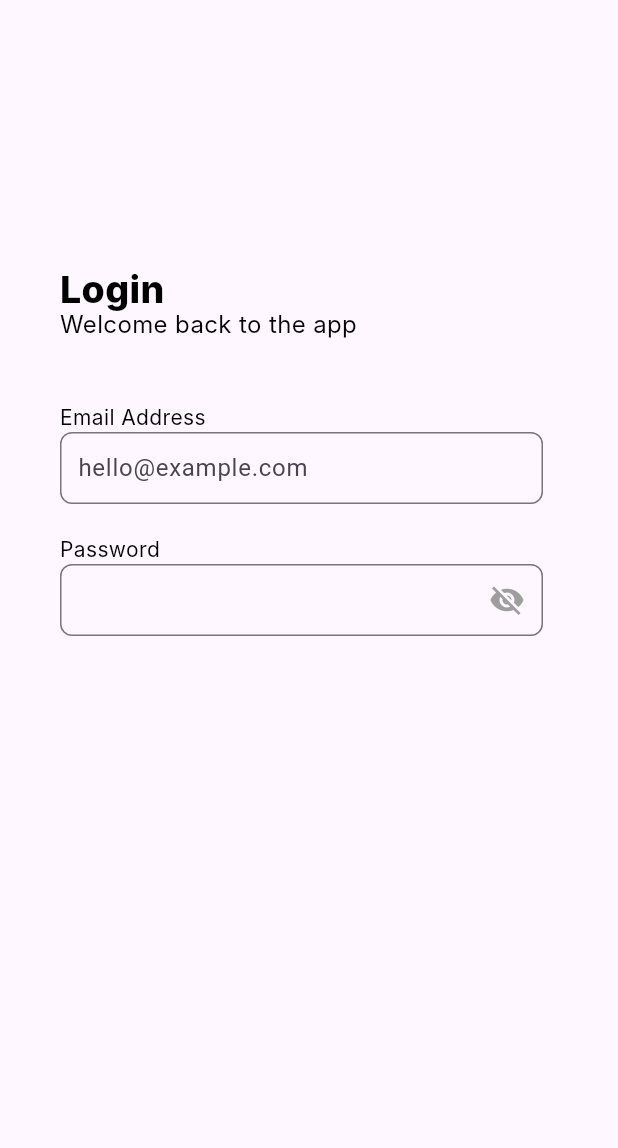
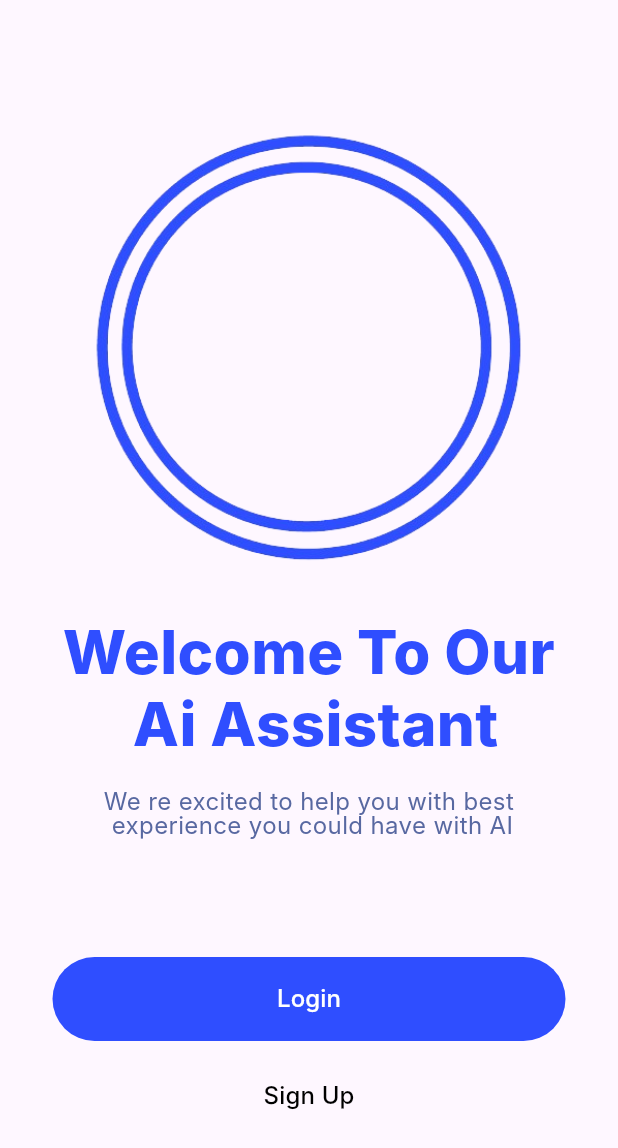
Before and after one commit to anashatem46/Ai-Assistant, a Flutter app: the screen it shows after launch, on a phone screen of 412 x 824 dp. Shown: the top 1148 px of the screen. Run offline on Flutter 3.47's test engine with Material 3 defaults, Android fonts, the phone set to English and light mode, and no system bars; our stand-ins replace google_fonts; Roboto replaces fonts that are missing (Inter).

Commit message:
2nd Day of work -Add sign and login and routes for 3  page

```diff
--- a/lib/login/login.dart
+++ b/lib/login/homePage.dart
@@ -1,16 +1,20 @@
 import 'package:flutter/material.dart';
 import 'package:google_fonts/google_fonts.dart';
+import 'package:ai_assis/login/loginPage.dart';
+import 'package:ai_assis/login/signUp.dart';
 
-class MyApp extends StatelessWidget {
+
+class homePage extends StatelessWidget {
+  const homePage({super.key});
+
   void onPressed() {
     print('Button Pressed');
   }
 
   @override
   Widget build(BuildContext context) {
-    return MaterialApp(
-      title: 'Flutter Demo',
-      home: Scaffold(
+    return Scaffold(
+
         body: Container(
             child: Column(
           children: [
@@ -60,7 +64,11 @@
               ),
             ),
             MaterialButton(
-              onPressed: onPressed,
+              onPressed: (){
+                print('Button Pressed');
+                Navigator.of(context).push(MaterialPageRoute(builder: (context) => loginPage()));
+
+              },
               child: Container(
                 width: 342,
                 height: 56,
@@ -96,12 +104,38 @@
               ),
             ),
             MaterialButton(
-              onPressed: onPressed,
-              child: Text('Sign Up'),
+              onPressed: () {
+                print('Button pressed!'); // Add this line
+                Navigator.of(context).push(MaterialPageRoute(builder: (context) => signUp()));
+              },
+              child:
+              Container(
+
+
+
+
+
+
+
+                padding:
+                const EdgeInsets.symmetric(horizontal: 12, vertical: 16),
+                alignment: Alignment.center,
+                margin:  EdgeInsets.only(
+                  top: 20,
+                ),
+                child:
+              const Text('Sign Up',style: TextStyle(
+              color: Colors.black,
+                  fontSize: 16,
+                  fontFamily: 'Inter',
+                  fontWeight: FontWeight.w500,
+                  height: 0.06,
+              ),),
+            ),
             ),
           ],
         )),
-      ),
-    );
+        );
+
   }
 }
--- a/lib/main.dart
+++ b/lib/main.dart
@@ -1,160 +1,22 @@
 import 'package:flutter/material.dart';
 import 'package:google_fonts/google_fonts.dart';
+import 'package:ai_assis/login/loginPage.dart';
+import 'package:ai_assis/login/homePage.dart';
 
 void main() {
   runApp(MyApp());
 }
-class MyApp extends StatefulWidget {
-   MyApp({super.key});
 
-  @override
-  State<MyApp> createState() => _MyAppState();
-}
-
-
-
-class _MyAppState extends State<MyApp> {
-  get onPressed => null;
-  bool _showPassword = true;
+class MyApp extends StatelessWidget {
+  const MyApp({super.key});
 
   @override
   Widget build(BuildContext context) {
     return MaterialApp(
       title: 'Flutter Demo',
-      home: Scaffold(
-        body: Container(
-          child:  Column(
-            children: [
-              Container(
+      debugShowCheckedModeBanner: false,
 
-                alignment: Alignment.bottomLeft,
-                margin: const EdgeInsets.only(top: 180.0, left: 40.0), // Use double precision
-                child: const Column(
-                  crossAxisAlignment: CrossAxisAlignment.start,
-
-                  children: [
-                    Text(
-                      'Login',
-
-                      textAlign: TextAlign.right,
-                      style: TextStyle(
-                        color: Colors.black,
-                        fontSize: 25.0,
-                        fontFamily: 'Inter',
-                        fontWeight: FontWeight.w800,
-                        height: 1.0,
-
-                      ),
-                    ),
-                    Text(
-                      'Welcome back to the app',
-                      textAlign: TextAlign.right,
-
-                      style: TextStyle(
-                        color: Colors.black,
-                        fontSize: 16,
-                        fontFamily: 'Inter',
-                        fontWeight: FontWeight.w400,
-
-                      ),
-                    ),
-                  ],
-                ),
-              ),
-
-              Container(
-                alignment: Alignment.bottomLeft,
-                  margin: const EdgeInsets.only(top: 40.0, left:40.0,right: 50), // Use double precision
-                  child:  Column(
-                    crossAxisAlignment: CrossAxisAlignment.start,
-
-                    children: [
-                      const Text(
-                        'Email Address',
-
-                        textAlign: TextAlign.right,
-                        style: TextStyle(
-                          color: Colors.black,
-                          fontSize: 14,
-                          fontFamily: 'Inter',
-                          fontWeight: FontWeight.w400,
-
-                        ),
-                        ),
-                      TextField(
-                        decoration: InputDecoration(
-                          border: OutlineInputBorder(
-                            borderRadius: BorderRadius.circular(8.0),
-                            borderSide: BorderSide(color: Colors.grey),
-                          ),
-                          hintText: 'hello@example.com', // Placeholder text
-                          //isDense: true, // Compact text field for a cleaner look
-                          contentPadding: EdgeInsets.all(8.0), // Adjust content padding
-                        ),
-                        keyboardType: TextInputType.emailAddress, // Set keyboard type for email input
-                      ),
-
-
-
-                    ],
-                  ),
-                ),
-              Container(
-                alignment: Alignment.bottomLeft,
-                margin: const EdgeInsets.only(top: 20.0, left:40.0,right: 50), // Use double precision
-                child:  Column(
-                  crossAxisAlignment: CrossAxisAlignment.start,
-
-                  children: [
-                    const Text(
-                      'Password',
-
-                      textAlign: TextAlign.right,
-                      style: TextStyle(
-                        color: Colors.black,
-                        fontSize: 14,
-                        fontFamily: 'Inter',
-                        fontWeight: FontWeight.w400,
-                      ),
-                    ),
-
-
-
-                    TextField(
-                      decoration: InputDecoration(
-
-                        border: OutlineInputBorder(
-                          borderRadius: BorderRadius.circular(8.0),
-                          borderSide: BorderSide(color: Colors.grey),
-                        ),
-                        contentPadding: EdgeInsets.all(8.0),
-                        suffixIcon: IconButton(
-                          icon: Icon(
-                            _showPassword ? Icons.visibility_off : Icons.visibility,
-                            color: Colors.grey,
-                          ),
-                          onPressed: () {
-                            setState(() {
-                              _showPassword = !_showPassword;
-                            });
-                          },
-                        ),
-                      ),
-                      obscureText: _showPassword,
-                    ),
-
-
-
-
-                  ],
-                ),
-              ),
-
-
-            ],
-          ),
-        ),
-      ),
+      home: homePage(),
     );
   }
 }
--- a/pubspec.yaml
+++ b/pubspec.yaml
@@ -36,6 +36,7 @@
   # Use with the CupertinoIcons class for iOS style icons.
   cupertino_icons: ^1.0.6
   google_fonts: ^6.2.1
+  dash_chat_2: ^0.0.20
 
 dev_dependencies:
   flutter_test:
```
Also changed, not shown: lib/login/loginPage.dart (added, +246 -0 lines), lib/login/signUp.dart (added, +278 -0 lines), lib/appPage/Cahtpage.dart (added), lib/appPage/HomePage.dart (added), pubspec.lock, 6 other files.
